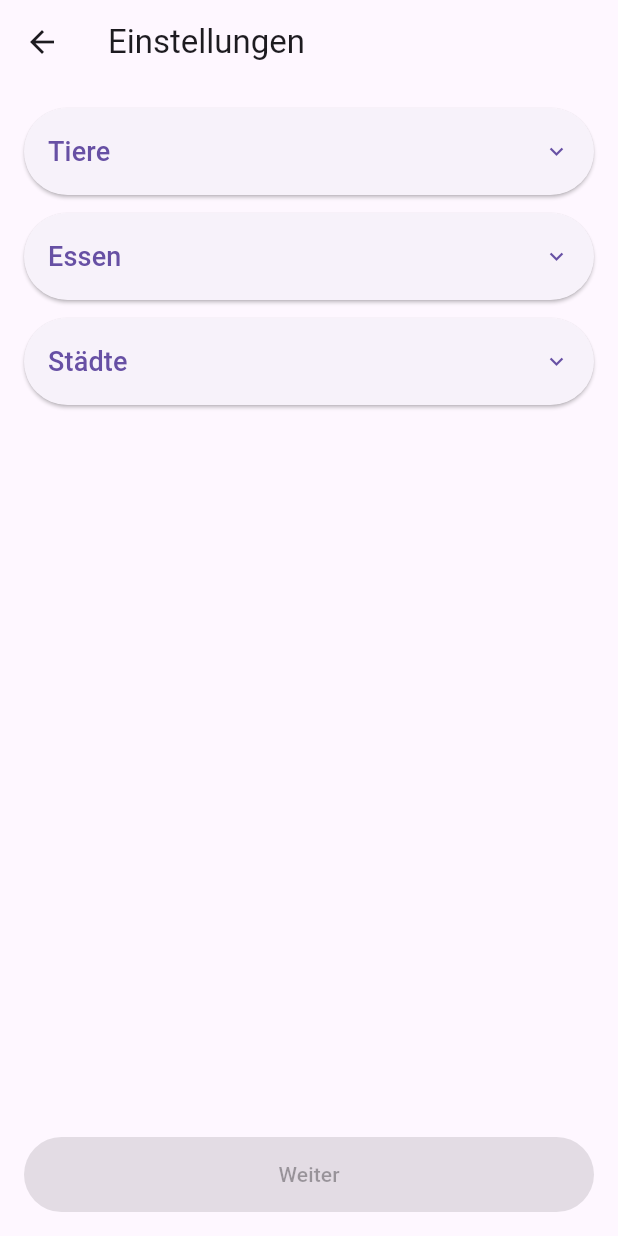
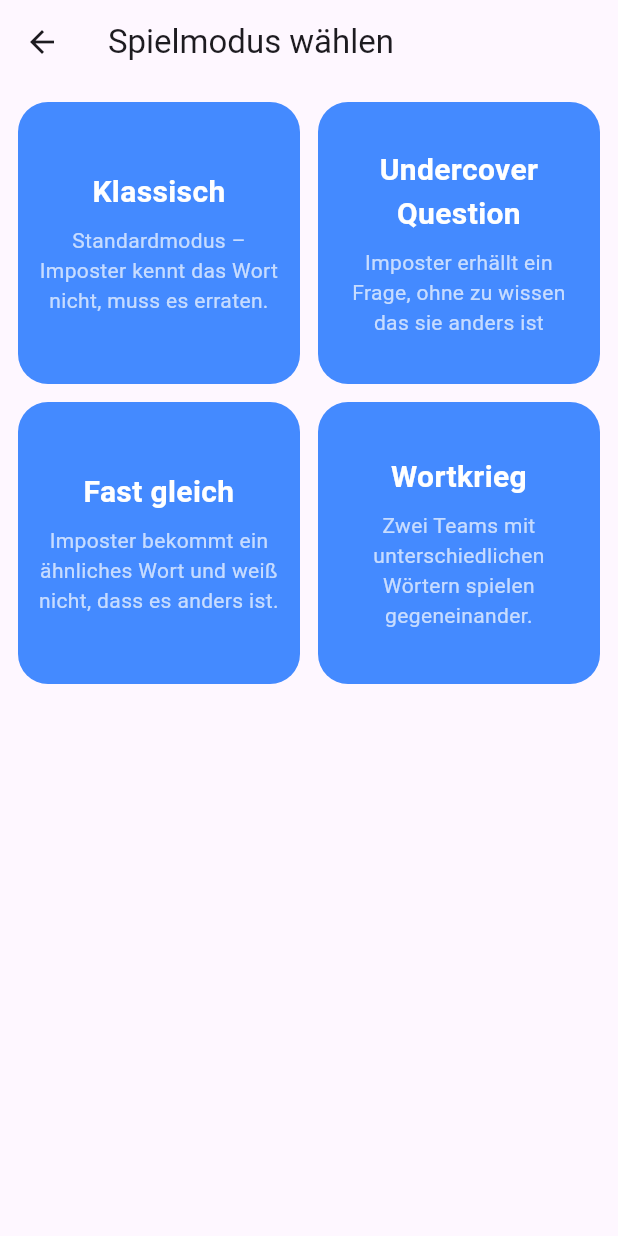
Before and after one commit to scheger/imposter, a Flutter app: the screen it shows after launch, after a tap on "Spiel starten", on a phone screen of 412 x 824 dp. Run offline on Flutter 3.47's test engine with Material 3 defaults, Android fonts, the phone set to English and light mode, and no system bars.

Commit message:
Vollständige Version 1.0

```diff
--- a/lib/models/game_settings.dart
+++ b/lib/models/game_settings.dart
@@ -1,22 +1,26 @@
 class GameSettings {
-  final String category;
-  final String word;
-  final int imposters;
+  String category;
+  String word; // aktuell: nur ein zufällig gewähltes Wort aus der Kategorie
+  String mode; // z.B. 'classic', 'undercover'
+  int imposters;
 
   GameSettings({
     this.category = '',
     this.word = '',
+    this.mode = 'classic',
     this.imposters = 1,
   });
 
   GameSettings copyWith({
     String? category,
     String? word,
+    String? mode,
     int? imposters,
   }) {
     return GameSettings(
       category: category ?? this.category,
       word: word ?? this.word,
+      mode: mode ?? this.mode,
       imposters: imposters ?? this.imposters,
     );
   }
--- a/lib/screens/game_summary_screen.dart
+++ b/lib/screens/game_summary_screen.dart
@@ -1,14 +1,26 @@
 import 'package:flutter/material.dart';
 import 'package:provider/provider.dart';
 import '../main.dart';
+import '../models/player.dart';
 
 class GameSummaryScreen extends StatelessWidget {
   const GameSummaryScreen({super.key});
 
+  String _roleDescription(Player player, String word) {
+    switch (player.role) {
+      case PlayerRole.wordKnower:
+        return 'Wort: $word';
+      case PlayerRole.imposter:
+        return 'Imposter (kennt das Wort nicht)';
+      default:
+        return player.role.toString().split('.').last;
+    }
+  }
+
   @override
   Widget build(BuildContext context) {
-    final players = context.read<GameProvider>().service.players;
     final service = context.read<GameProvider>().service;
+    final players = service.players;
 
     return Scaffold(
       appBar: AppBar(title: const Text('Spielerübersicht')),
@@ -18,7 +30,7 @@ class GameSummaryScreen extends StatelessWidget {
           final player = players[index];
           return ListTile(
             title: Text(player.name),
-            subtitle: Text(player.knowsWord ? 'Wort: ${service.settings.word}' : 'Imposter'),
+            subtitle: Text(_roleDescription(player, service.settings.word)),
           );
         },
       ),
--- a/lib/screens/menu_screen.dart
+++ b/lib/screens/menu_screen.dart
@@ -1,5 +1,5 @@
 import 'package:flutter/material.dart';
-import 'settings_screen.dart';
+import 'mode_selection_screen.dart';
 
 class MenuScreen extends StatelessWidget {
   const MenuScreen({super.key});
@@ -17,7 +17,7 @@ class MenuScreen extends StatelessWidget {
               onPressed: () {
                 Navigator.push(
                   context,
-                  MaterialPageRoute(builder: (_) => const SettingsScreen()),
+                  MaterialPageRoute(builder: (_) => GameModeSelectionScreen()),
                 );
               },
             ),
--- /dev/null
+++ b/lib/screens/mode_selection_screen.dart
@@ -0,0 +1,81 @@
+import 'package:flutter/material.dart';
+import 'package:provider/provider.dart';
+import '../main.dart';
+import 'theme_selection_screen.dart';
+
+class GameModeSelectionScreen extends StatelessWidget {
+  GameModeSelectionScreen({super.key});
+
+  final List<Map<String, String>> modes = [
+    {'title': 'Klassisch', 'description': 'Standardmodus – Imposter kennt das Wort nicht, muss es erraten.'},
+    {'title': 'Undercover Question', 'description': 'Imposter erhällt ein Frage, ohne zu wissen das sie anders ist'},
+    {'title': 'Fast gleich', 'description': 'Imposter bekommt ein ähnliches Wort und weiß nicht, dass es anders ist.'},
+    {'title': 'Wortkrieg', 'description': 'Zwei Teams mit unterschiedlichen Wörtern spielen gegeneinander.'},
+  ];
+
+  void _selectMode(BuildContext context, String mode) {
+    final service = context.read<GameProvider>().service;
+    service.settings = service.settings.copyWith(mode: mode);
+
+    Navigator.push(
+      context,
+      MaterialPageRoute(builder: (_) => const ThemeSelectionScreen()),
+    );
+  }
+
+  @override
+  Widget build(BuildContext context) {
+    final double buttonSize = MediaQuery.of(context).size.width / 2 - 24; // für zwei pro Zeile
+
+    return Scaffold(
+      appBar: AppBar(title: const Text('Spielmodus wählen')),
+      body: Padding(
+        padding: const EdgeInsets.all(12.0),
+        child: GridView.count(
+          crossAxisCount: 2,
+          crossAxisSpacing: 12,
+          mainAxisSpacing: 12,
+          children: modes.map((mode) {
+            return InkWell(
+              onTap: () => _selectMode(context, mode['title']!),
+              borderRadius: BorderRadius.circular(20),
+              child: Container(
+                width: buttonSize,
+                height: buttonSize,
+                decoration: BoxDecoration(
+                  color: Colors.blueAccent,
+                  borderRadius: BorderRadius.circular(20),
+                ),
+                child: Center(
+                  child: Padding(
+                    padding: const EdgeInsets.all(12.0),
+                    child: Column(
+                      mainAxisAlignment: MainAxisAlignment.center,
+                      children: [
+                        Text(
+                          mode['title']!,
+                          style: const TextStyle(
+                            fontSize: 20,
+                            fontWeight: FontWeight.bold,
+                            color: Colors.white,
+                          ),
+                          textAlign: TextAlign.center,
+                        ),
+                        const SizedBox(height: 8),
+                        Text(
+                          mode['description']!,
+                          style: const TextStyle(fontSize: 14, color: Colors.white70),
+                          textAlign: TextAlign.center,
+                        ),
+                      ],
+                    ),
+                  ),
+                ),
+              ),
+            );
+          }).toList(),
+        ),
+      ),
+    );
+  }
+}
--- a/lib/screens/settings_screen.dart
+++ b/lib/screens/theme_selection_screen.dart
@@ -3,14 +3,14 @@ import 'package:provider/provider.dart';
 import '../main.dart';
 import 'player_setup_screen.dart';
 
-class SettingsScreen extends StatefulWidget {
-  const SettingsScreen({super.key});
+class ThemeSelectionScreen extends StatefulWidget {
+  const ThemeSelectionScreen({super.key});
 
   @override
-  State<SettingsScreen> createState() => _SettingsScreenState();
+  State<ThemeSelectionScreen> createState() => _ThemeSelectionScreenState();
 }
 
-class _SettingsScreenState extends State<SettingsScreen> {
+class _ThemeSelectionScreenState extends State<ThemeSelectionScreen> {
   final List<String> _categories = [
     'Tiere',
     'Essen',
@@ -23,32 +23,27 @@ class _SettingsScreenState extends State<SettingsScreen> {
     'Städte': ['Berlin', 'Paris', 'New York'],
   };
 
-  String? _expandedCategory; // Welche Kategorie ist aufgeklappt
-  String? _selectedSubcategory; // Welche Unterkategorie ist ausgewählt
+  String? _expandedCategory; // aktuell aufgeklappte Kategorie
+  String? _selectedWord; // ausgewähltes Wort
 
   void _toggleCategory(String category) {
     setState(() {
-      if (_expandedCategory == category) {
-        _expandedCategory = null;
-      } else {
-        _expandedCategory = category;
-      }
+      _expandedCategory = _expandedCategory == category ? null : category;
     });
   }
 
-  void _selectSubcategory(String subcat) {
+  void _selectWord(String word) {
     setState(() {
-      _selectedSubcategory = subcat;
+      _selectedWord = word;
     });
 
-    // Direkt im Service speichern, damit es aktuell bleibt
+    // Direkt im Service speichern
     final service = context.read<GameProvider>().service;
     service.settings = service.settings.copyWith(
       category: _expandedCategory!,
-      word: subcat,
+      word: word,
     );
   }
-
 
   Widget _buildCategoryButton(String category) {
     final bool isExpanded = _expandedCategory == category;
@@ -60,34 +55,28 @@ class _SettingsScreenState extends State<SettingsScreen> {
           onPressed: () => _toggleCategory(category),
           style: ElevatedButton.styleFrom(
             shape: RoundedRectangleBorder(
-              borderRadius: BorderRadius.circular(30), // runde Ecken
+              borderRadius: BorderRadius.circular(30),
             ),
             padding: const EdgeInsets.symmetric(vertical: 16),
           ),
           child: Row(
-            mainAxisAlignment: MainAxisAlignment.start,
             children: [
-              const SizedBox(width: 16), // Abstand links
+              const SizedBox(width: 16),
               Expanded(
                 child: Text(category, style: const TextStyle(fontSize: 18)),
               ),
-              Padding(
-                padding: const EdgeInsets.only(right: 16), // Abstand rechts
-                child: Icon(
-                  isExpanded ? Icons.expand_less : Icons.expand_more,
-                ),
-              ),
+              Icon(isExpanded ? Icons.expand_less : Icons.expand_more),
+              const SizedBox(width: 16),
             ],
           ),
-
         ),
         if (isExpanded)
-          ..._categoryWords[category]!.map((subcat) {
-            final bool isSelected = _selectedSubcategory == subcat;
+          ..._categoryWords[category]!.map((word) {
+            final bool isSelected = _selectedWord == word;
             return Padding(
               padding: const EdgeInsets.only(left: 24, top: 8),
               child: ElevatedButton(
-                onPressed: () => _selectSubcategory(subcat),
+                onPressed: () => _selectWord(word),
                 style: ElevatedButton.styleFrom(
                   shape: RoundedRectangleBorder(
                     borderRadius: BorderRadius.circular(30),
@@ -96,7 +85,7 @@ class _SettingsScreenState extends State<SettingsScreen> {
                   backgroundColor: isSelected ? Colors.blueAccent : null,
                 ),
                 child: Text(
-                  subcat,
+                  word,
                   style: TextStyle(
                     fontSize: 16,
                     color: isSelected ? Colors.white : null,
@@ -111,13 +100,12 @@ class _SettingsScreenState extends State<SettingsScreen> {
   }
 
   void _continue() {
-    if (_selectedSubcategory == null || _expandedCategory == null) return;
+    if (_selectedWord == null || _expandedCategory == null) return;
 
     final service = context.read<GameProvider>().service;
-    // Hier setzen wir das neue Wort und die Kategorie
     service.settings = service.settings.copyWith(
       category: _expandedCategory!,
-      word: _selectedSubcategory!,
+      word: _selectedWord!,
     );
 
     Navigator.push(
@@ -126,11 +114,10 @@ class _SettingsScreenState extends State<SettingsScreen> {
     );
   }
 
-
   @override
   Widget build(BuildContext context) {
     return Scaffold(
-      appBar: AppBar(title: const Text('Einstellungen')),
+      appBar: AppBar(title: const Text('Themenauswahl')),
       body: Padding(
         padding: const EdgeInsets.all(16.0),
         child: Column(
@@ -141,7 +128,7 @@ class _SettingsScreenState extends State<SettingsScreen> {
               ),
             ),
             ElevatedButton(
-              onPressed: _selectedSubcategory == null ? null : _continue,
+              onPressed: _selectedWord == null ? null : _continue,
               style: ElevatedButton.styleFrom(
                 shape: RoundedRectangleBorder(
                   borderRadius: BorderRadius.circular(30),
```
Also changed, not shown: lib/main.dart (+0 -10 lines), lib/models/player.dart (+9 -4 lines), lib/screens/player_setup_screen.dart (+6 -2 lines), lib/screens/role_reveal_screen.dart (+16 -5 lines), lib/services/game_service.dart (+9 -14 lines).
